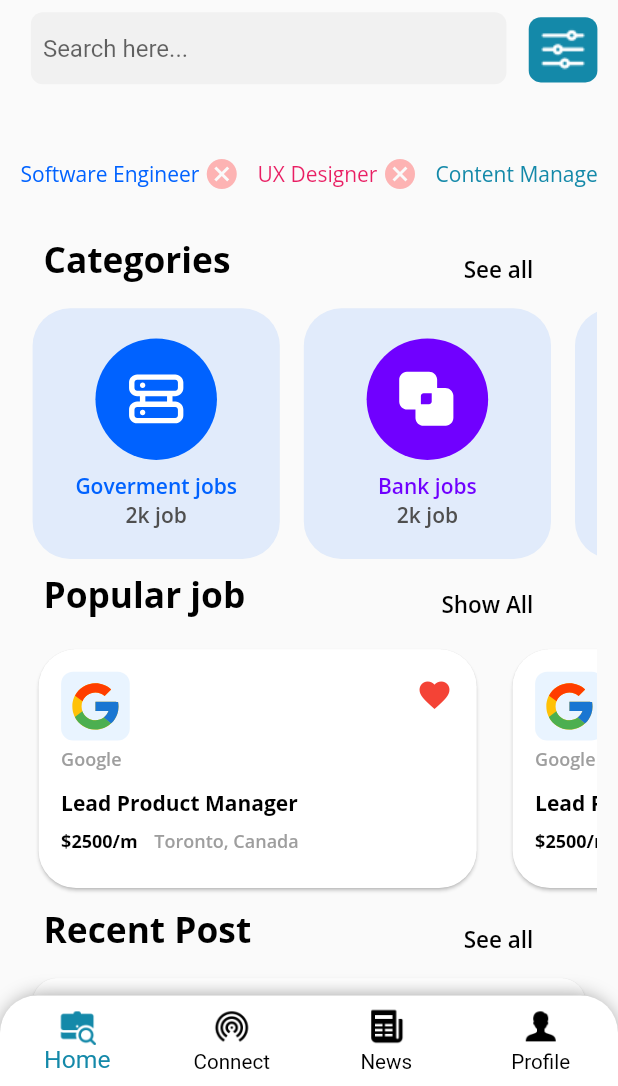
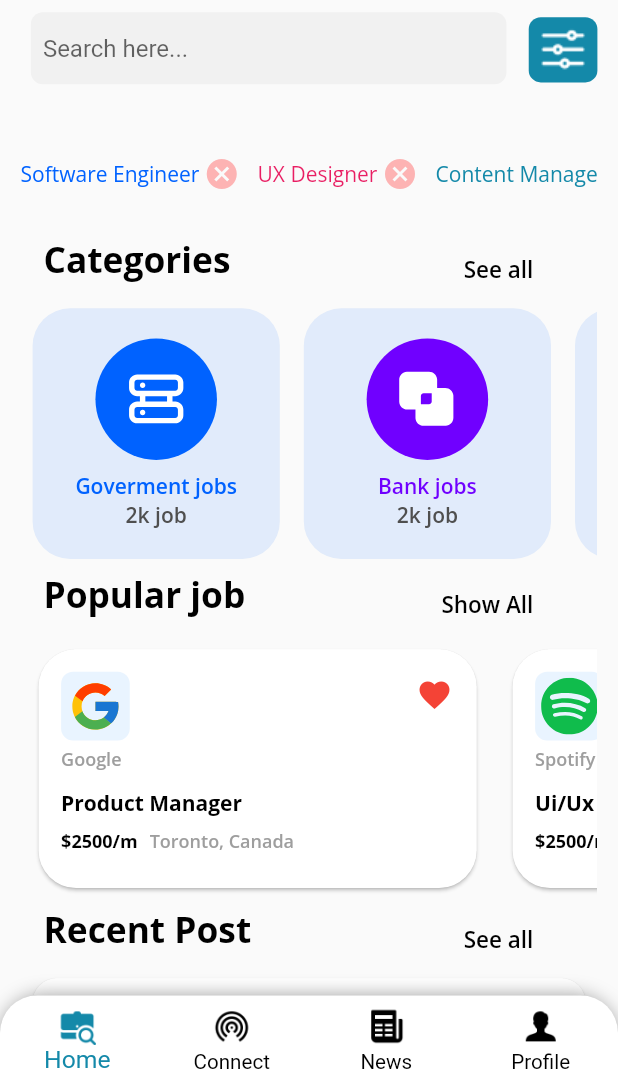
Before and after one commit to harshuhere01/Jobber, a Flutter app: the DashBoardScreen screen opened directly, on a phone screen of 412 x 824 dp, the part 150-1236 px from its top. Run offline on Flutter 3.47's test engine with Material 2 defaults, Android fonts, the phone set to English and light mode, and no system bars; our stand-ins replace connectivity_plus, email_validator, firebase_auth, firebase_core, flutter_svg, fluttertoast and 4 more; accounts and stored records are empty.

```diff
--- a/lib/Constants/constants.dart
+++ b/lib/Constants/constants.dart
@@ -19,4 +19,13 @@ class Constants{
 
 
   ];
+  static List<PopularJobModelData> popularjobs = <PopularJobModelData>[
+    PopularJobModelData(icon: "assets/images/googleicon.svg",isLiked: true ,text1: "Product Manager",text2: '\$2500/m',text3: "Google"),
+    PopularJobModelData(icon: "assets/images/spotify.svg",isLiked: true ,text1: "Ui/Ux Designer",text2: '\$2500/m',text3: "Spotify"),
+    PopularJobModelData(icon: "assets/images/googleicon.svg",isLiked: true ,text1: "Product Manager",text2: '\$2500/m',text3: "Google"),
+    PopularJobModelData(icon: "assets/images/spotify.svg",isLiked: true ,text1: "Ui/Ux Designer",text2: '\$2500/m',text3: "Spotify"),
+
+
+
+  ];
 }
--- a/lib/Model/model.dart
+++ b/lib/Model/model.dart
@@ -46,3 +46,33 @@ class CategoryModelData {
     return data;
   }
 }
+
+class PopularJobModelData {
+  String? icon;
+  bool? isLiked;
+  String? text1;
+  String? text2;
+  String? text3;
+
+
+  PopularJobModelData({required this.icon,required this.isLiked,required this.text1,required this.text2, required this.text3});
+
+  PopularJobModelData.fromJson(Map<String, dynamic> json) {
+    icon = json['icon'];
+    isLiked = json['isLiked'];
+    text1 = json['text1'];
+    text2 = json['text2'];
+    text3 = json['text3'];
+
+  }
+
+  Map<String, dynamic> toJson() {
+    final Map<String, dynamic> data = new Map<String, dynamic>();
+    data['icon'] = this.icon;
+    data['isLiked'] = this.isLiked;
+    data['text1'] = this.text1;
+    data['text2'] = this.text2;
+    data['text3'] = this.text3;
+    return data;
+  }
+}
--- a/lib/View/Screens/home_screen.dart
+++ b/lib/View/Screens/home_screen.dart
@@ -134,7 +134,7 @@ class _HomeScreenState extends State<HomeScreen> {
                     height: D.H/4.5,
                     child: ListView.builder(
                       physics: BouncingScrollPhysics(),
-                      itemCount: 20,
+                      itemCount: Constants.popularjobs.length,
                       scrollDirection: Axis.horizontal,
                       itemBuilder: (context, index) {
                         return Padding(
@@ -162,7 +162,7 @@ class _HomeScreenState extends State<HomeScreen> {
                                               child: Padding(
                                                 padding: const EdgeInsets.all(4.0),
                                                 child: SvgPicture.asset(
-                                                    "assets/images/googleicon.svg"),
+                                                    Constants.popularjobs[index].icon.toString()),
                                               )),
                                         ),
                                       ),
@@ -175,7 +175,7 @@ class _HomeScreenState extends State<HomeScreen> {
                                     children: [
                                       Padding(
                                         padding:  EdgeInsets.only(left: 15,top: 4),
-                                        child: Text("Google",style: GoogleFonts.openSans(color:  Colors.grey,fontSize:12,fontWeight: FontWeight.w600),),
+                                        child: Text( Constants.popularjobs[index].text3.toString(),style: GoogleFonts.openSans(color:  Colors.grey,fontSize:12,fontWeight: FontWeight.w600),),
                                       ),
 
                                     ],
@@ -185,7 +185,7 @@ class _HomeScreenState extends State<HomeScreen> {
                                     children: [
                                       Padding(
                                         padding:  EdgeInsets.only(left: 15),
-                                        child: Text("Lead Product Manager",style: GoogleFonts.openSans(color:  Colors.black,fontWeight: FontWeight.bold),),
+                                        child: Text( Constants.popularjobs[index].text1.toString(),style: GoogleFonts.openSans(color:  Colors.black,fontWeight: FontWeight.bold),),
                                       ),
                                     ],
                                   ),
@@ -194,7 +194,7 @@ class _HomeScreenState extends State<HomeScreen> {
                                     children: [
                                       Padding(
                                         padding:  EdgeInsets.only(left: 15),
-                                        child: Text('\$2500/m ',style: GoogleFonts.openSans(fontSize:12,color:  Colors.black,fontWeight: FontWeight.bold),),
+                                        child: Text( Constants.popularjobs[index].text2.toString(),style: GoogleFonts.openSans(fontSize:12,color:  Colors.black,fontWeight: FontWeight.bold),),
                                       ),
                                       Padding(
                                         padding:  EdgeInsets.only(left: 8),
@@ -225,7 +225,7 @@ class _HomeScreenState extends State<HomeScreen> {
                   Container(
                     child: ListView.builder(
                       physics: NeverScrollableScrollPhysics(),
-                      itemCount: 5,
+                      itemCount:  Constants.popularjobs.length,
                       shrinkWrap: true,
                       scrollDirection: Axis.vertical,
                       itemBuilder: (context, index) {
@@ -254,9 +254,9 @@ class _HomeScreenState extends State<HomeScreen> {
                                                 BorderRadius.all(Radius.circular(8))),
                                             child: Center(
                                                 child: Padding(
-                                                  padding: const EdgeInsets.all(4.0),
+                                                  padding: const EdgeInsets.all(6.0),
                                                   child: SvgPicture.asset(
-                                                      "assets/images/googleicon.svg"),
+                                                      Constants.popularjobs[index].icon.toString()),
                                                 )),
                                           ),
                                         ),
@@ -267,12 +267,12 @@ class _HomeScreenState extends State<HomeScreen> {
                                       crossAxisAlignment: CrossAxisAlignment.start,
                                       mainAxisAlignment: MainAxisAlignment.center,
                                       children: [
-                                        Text('UI/UX Designer',style: GoogleFonts.openSans(fontSize:18,color:  Colors.black,fontWeight: FontWeight.bold),),
+                                        Text( Constants.popularjobs[index].text1.toString(),style: GoogleFonts.openSans(fontSize:18,color:  Colors.black,fontWeight: FontWeight.bold),),
                                         Text('Full Time',style: GoogleFonts.openSans(fontSize:13,color:  Colors.grey,fontWeight: FontWeight.w600),),
                                       ],
                                     ),
                                     Expanded(child: Container()),
-                                    Text('\$2500/m ',style: GoogleFonts.openSans(fontSize:14,color:  Colors.grey,fontWeight: FontWeight.bold),),
+                                    Text( Constants.popularjobs[index].text2.toString(),style: GoogleFonts.openSans(fontSize:14,color:  Colors.grey,fontWeight: FontWeight.bold),),
                                     SizedBox(width: 8,),
 
 
--- a/lib/main.dart
+++ b/lib/main.dart
@@ -1,9 +1,11 @@
+import 'package:firebase_core/firebase_core.dart';
 import 'package:flutter/material.dart';
 import 'package:flutter/services.dart';
 import 'package:jobber/View/Screens/splash_screen.dart';
 
-void main() {
-
+void main () async {
+  WidgetsFlutterBinding.ensureInitialized();
+  await Firebase.initializeApp();
   runApp(const MyApp());
 }
 
--- a/pubspec.yaml
+++ b/pubspec.yaml
@@ -42,6 +42,9 @@ dependencies:
   fluttertoast: ^8.0.9
   email_validator: ^2.0.1
   shared_preferences: ^2.0.13
+  google_sign_in: ^5.1.0
+  firebase_auth:
+  firebase_core: ^1.6.0
 
 dev_dependencies:
   flutter_test:
```
Also changed, not shown: lib/View/Screens/auth_screen.dart (+9 -1 lines), lib/View/Screens/dash_board_screen.dart (+6 -1 lines), lib/View/Screens/login_screen.dart (+36 -21 lines), lib/View/Screens/register_screen.dart (+8 -1 lines), lib/auth_class/AuthClass.dart (added, +64 -0 lines), assets/images/googleiconforlist.svg (added), assets/images/spotify.svg (added), 2 other files.
